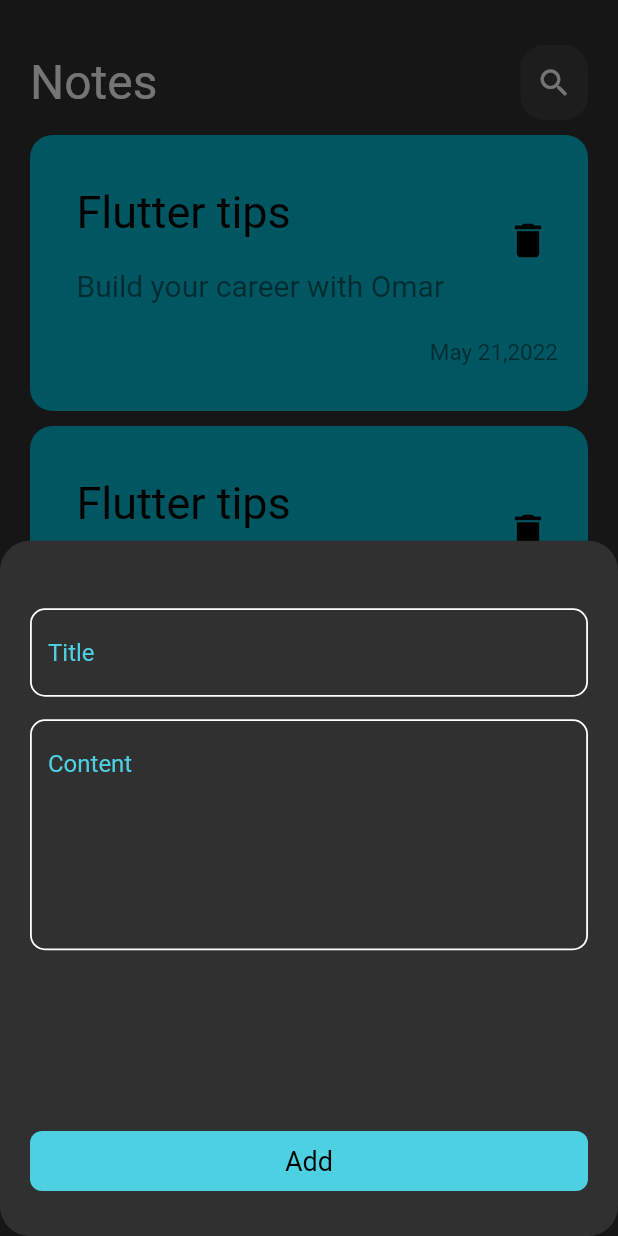
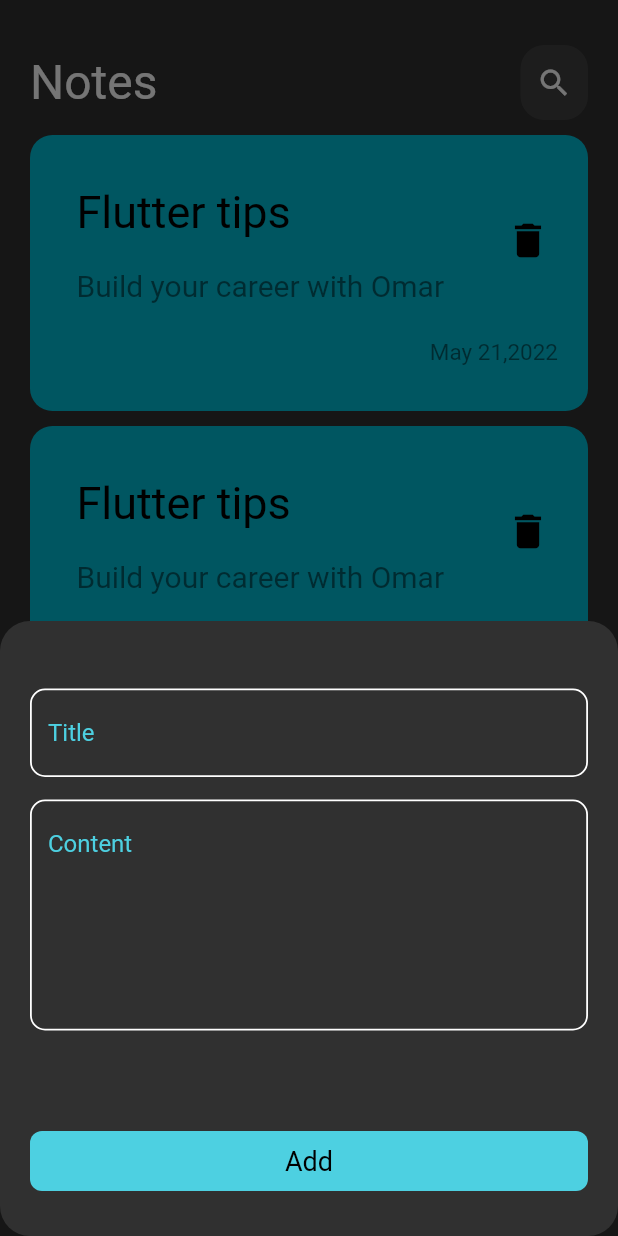
Before and after one commit to Omar99323/Notes-app, a Flutter app: the screen it shows after launch, after a tap on the "add" icon, on a phone screen of 412 x 824 dp. Run offline on Flutter 3.47's test engine with Material 2 defaults, Android fonts, the phone set to English and light mode, and no system bars; our stand-ins replace hive, hive_flutter; accounts and stored records are empty.

```diff
--- a/lib/widgets/addnote.dart
+++ b/lib/widgets/addnote.dart
@@ -7,20 +7,68 @@ class AddNote extends StatelessWidget {
 
   @override
   Widget build(BuildContext context) {
-    return Padding(
-      padding: const EdgeInsets.symmetric(horizontal: 20, vertical: 30),
+    return const Padding(
+      padding: EdgeInsets.symmetric(horizontal: 20, vertical: 30),
+      child: SingleChildScrollView(
+        child: NoteForm(),
+      ),
+    );
+  }
+}
+
+class NoteForm extends StatefulWidget {
+  const NoteForm({
+    super.key,
+  });
+
+  @override
+  State<NoteForm> createState() => _NoteFormState();
+}
+
+class _NoteFormState extends State<NoteForm> {
+  final GlobalKey<FormState> formkey = GlobalKey();
+  AutovalidateMode autovalidateMode = AutovalidateMode.disabled;
+  String? title, content;
+
+  @override
+  Widget build(BuildContext context) {
+    return Form(
+      key: formkey,
+      autovalidateMode: autovalidateMode,
+      child: SizedBox(
+        height: 350,
         child: Column(
-        children:const [
-           CustomTextField(hint: 'Title',),
-           CustomTextField(hint: 'Content', linesnumber: 6,),
-           Spacer(
+          children: [
+            CustomTextField(
+              hint: 'Title',
+              onsaved: (value) {
+                title = value;
+              },
+            ),
+            CustomTextField(
+              hint: 'Content',
+              linesnumber: 6,
+              onsaved: (value) {
+                content = value;
+              },
+            ),
+            const Spacer(
               flex: 3,
             ),
             Buttton(
+              ontap: () {
+                if (formkey.currentState!.validate()) {
+                  formkey.currentState!.save();
+                } else {
+                  autovalidateMode = AutovalidateMode.always;
+                  setState(() {});
+                }
+              },
               title: 'Add',
             ),
           ],
         ),
+      ),
     );
   }
 }
--- a/lib/widgets/button.dart
+++ b/lib/widgets/button.dart
@@ -1,23 +1,27 @@
 import 'package:flutter/material.dart';
 
 class Buttton extends StatelessWidget {
-  const Buttton({required this.title,
-    Key? key,
+  const Buttton({
+    required this.title,
+    Key? key, this.ontap,
   }) : super(key: key);
   final String title;
+  final void
+   Function()? ontap;
 
   @override
   Widget build(BuildContext context) {
     return GestureDetector(
-      onTap: () {},
+      onTap: ontap,
       child: Container(
         height: 40,
         decoration: BoxDecoration(
             color: Colors.cyan[300], borderRadius: BorderRadius.circular(8)),
         width: double.infinity,
-        child:  Center(
-            child: Text(title,
-          style:const TextStyle(
+        child: Center(
+            child: Text(
+          title,
+          style: const TextStyle(
             color: Colors.black,
             fontSize: 18,
           ),
--- a/lib/widgets/custom_txtfield.dart
+++ b/lib/widgets/custom_txtfield.dart
@@ -5,16 +5,25 @@ class CustomTextField extends StatelessWidget {
     Key? key,
     required this.hint,
     this.linesnumber,
+    this.onsaved,
   }) : super(key: key);
   final String hint;
   final int? linesnumber;
+  final void Function(String?)? onsaved;
 
   @override
   Widget build(BuildContext context) {
     return Padding(
       padding: const EdgeInsets.only(top: 15),
-      child: TextField(
-        onChanged: (value) {},
+      child: TextFormField(
+        validator: (value) {
+          if (value?.isEmpty ?? true) {
+            return 'Field is required';
+          } else {
+            return null;
+          }
+        },
+        onSaved: onsaved,
         textAlign: TextAlign.start,
         maxLines: linesnumber,
         decoration: InputDecoration(
```
Also changed, not shown: lib/pages/edit_note.dart (+6 -2 lines). Lines whose indentation alone changed are shown as unchanged.
